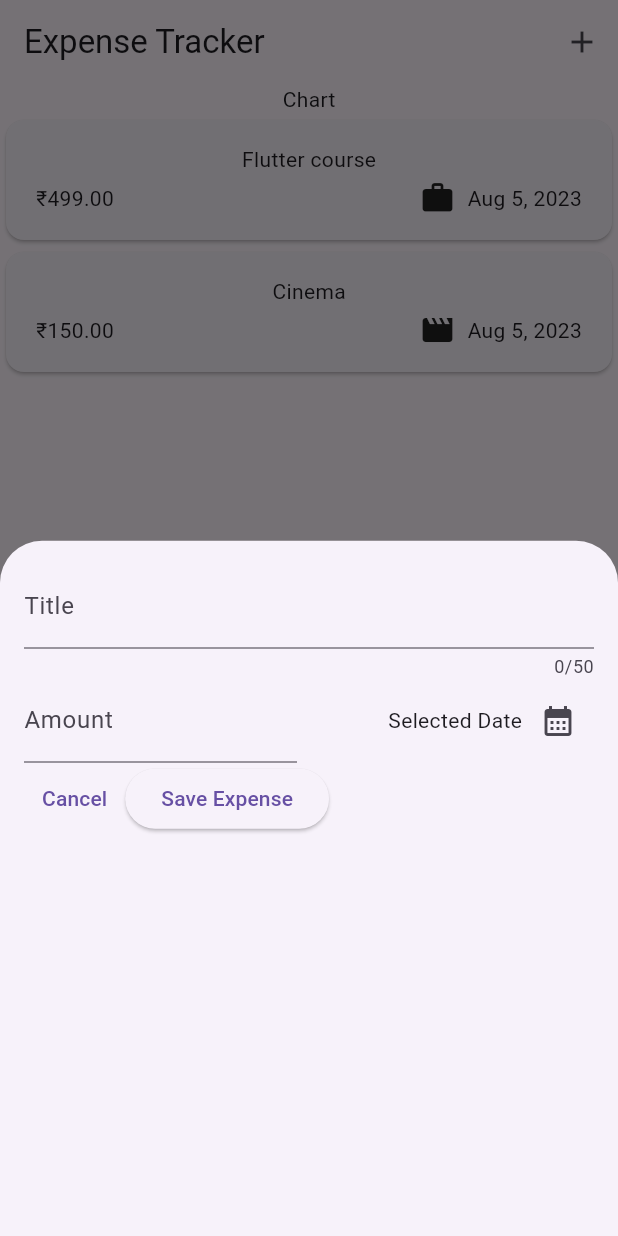
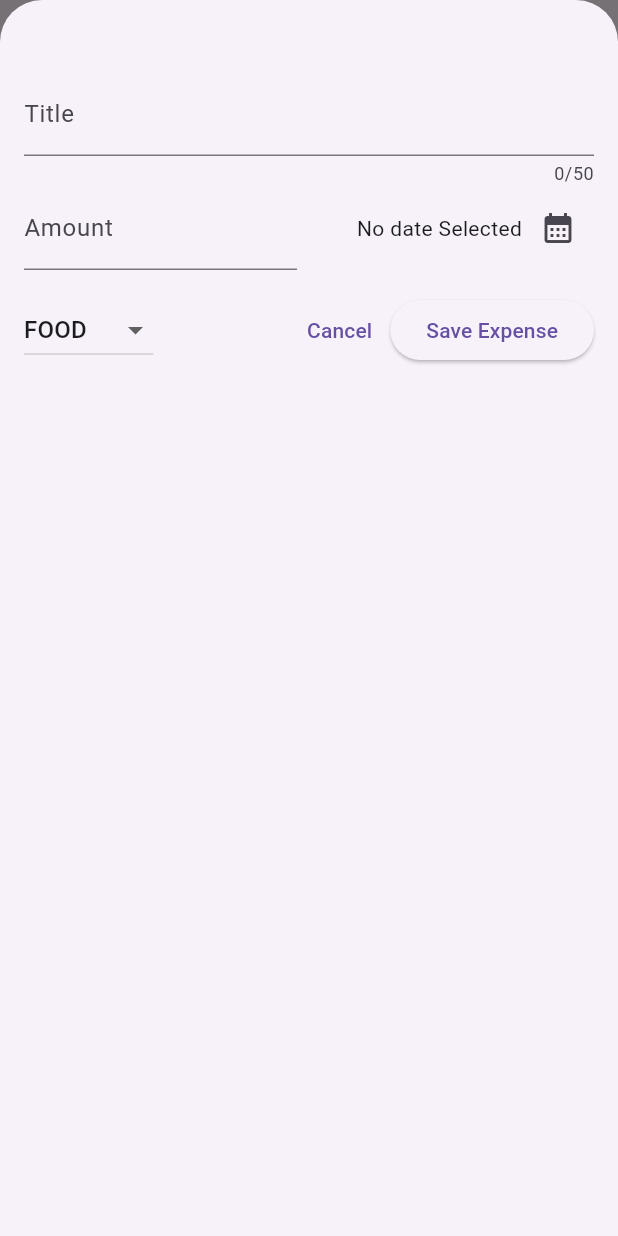
Before and after one commit to Jaydeepsinh-Devda/Flutter_Expense_Tracker, a Flutter app: the screen it shows after launch, after a tap on the "add" icon, on a phone screen of 412 x 824 dp. Run offline on Flutter 3.47's test engine with Material 2 defaults, Android fonts, the phone set to English and light mode, and no system bars.

Commit message:
updated files expense list, page, bottom sheet modal

```diff
--- a/lib/expense_list.dart
+++ b/lib/expense_list.dart
@@ -4,15 +4,21 @@ import 'package:flutter/cupertino.dart';
 import 'model/expense_model.dart';
 
 class ExpenseList extends StatelessWidget{
-  const ExpenseList({super.key, required this.expenses});
+  const ExpenseList({super.key, required this.expenses,required this.onRemoveExpense});
 
   final List<ExpenseModel> expenses;
+  final void Function(ExpenseModel expense) onRemoveExpense;
 
   @override
   Widget build(BuildContext context){
     return ListView.builder(
       itemCount: expenses.length,
-      itemBuilder: (context, index) => ExpenseCard(expenses[index]),
+      itemBuilder: (context, index) => Dismissible(
+          key: ValueKey(expenses[index]),
+          onDismissed: (direction){
+            onRemoveExpense(expenses[index]);
+          },
+          child: ExpenseCard(expenses[index])),
     );
   }
 }
--- a/lib/screens/expense_page.dart
+++ b/lib/screens/expense_page.dart
@@ -30,9 +30,22 @@ class _ExpensePageState extends State<ExpensePage> {
 
   void _openAddExpenseOverlay() {
     showModalBottomSheet(
+      isScrollControlled: true,
       context: context,
-      builder: (ctx) => const NewExpense(),
+      builder: (ctx) => NewExpense(onAddExpense: _addExpense),
     );
+  }
+
+  void _addExpense(ExpenseModel expense) {
+    setState(() {
+      _registeredExpenses.add(expense);
+    });
+  }
+
+  void _removeExpense(ExpenseModel expense){
+    setState(() {
+      _registeredExpenses.remove(expense);
+    });
   }
 
   @override
@@ -51,7 +64,7 @@ class _ExpensePageState extends State<ExpensePage> {
         children: [
           const Text("Chart"),
           Expanded(
-            child: ExpenseList(expenses: _registeredExpenses),
+            child: ExpenseList(expenses: _registeredExpenses, onRemoveExpense: _removeExpense),
           ),
         ],
       ),
--- a/lib/widgets/new_expense.dart
+++ b/lib/widgets/new_expense.dart
@@ -1,7 +1,10 @@
 import 'package:flutter/material.dart';
+import 'package:expense_tracker_app/model/expense_model.dart';
 
 class NewExpense extends StatefulWidget {
-  const NewExpense({super.key});
+  const NewExpense({super.key, required this.onAddExpense});
+
+  final void Function(ExpenseModel expense) onAddExpense;
 
   @override
   State<NewExpense> createState() => _NewExpenseState();
@@ -16,15 +19,57 @@ class _NewExpenseState extends State<NewExpense> {
 
   final _titleController = TextEditingController();
   final _amountController = TextEditingController();
+  Category _selectedCategory = Category.food;
+  DateTime? _selectedDate;
 
-  void _presentDatePicker(){
+  void _presentDatePicker() async {
     final now = DateTime.now();
-    final firstDate = DateTime(now.year-1, now.month, now.day);
-    showDatePicker(
+    final firstDate = DateTime(now.year - 1, now.month, now.day);
+    final pickedDate = await showDatePicker(
+      context: context,
+      initialDate: now,
+      firstDate: firstDate,
+      lastDate: now,
+    );
+    setState(() {
+      _selectedDate = pickedDate;
+    });
+  }
+
+  void _submitExpenseData() {
+    final enteredAmount = double.tryParse(_amountController.text);
+    final amountIsInvalid = enteredAmount == null || enteredAmount <= 0;
+
+    if (_titleController.text.trim().isEmpty ||
+        amountIsInvalid ||
+        _selectedDate == null) {
+      showDialog(
         context: context,
-        initialDate: now,
-        firstDate: firstDate,
-        lastDate: now);
+        builder: (ctx) => AlertDialog(
+          title: const Text("Invalid Input"),
+          content: const Text(
+              "Please verify Title, Amount, Date and Category has valid input"),
+          actions: [
+            TextButton(
+                onPressed: () {
+                  Navigator.pop(ctx);
+                },
+                child: const Text("OK"))
+          ],
+        ),
+      );
+      return;
+    }
+
+    widget.onAddExpense(
+      ExpenseModel(
+          title: _titleController.text,
+          amount: enteredAmount,
+          date: _selectedDate!,
+          category: _selectedCategory),
+    );
+
+    Navigator.pop(context);
   }
 
   @override
@@ -37,7 +82,7 @@ class _NewExpenseState extends State<NewExpense> {
   @override
   Widget build(BuildContext context) {
     return Padding(
-      padding: const EdgeInsets.all(16),
+      padding: const EdgeInsets.fromLTRB(16,48,16,16),
       child: Column(
         children: [
           TextField(
@@ -65,7 +110,9 @@ class _NewExpenseState extends State<NewExpense> {
                   mainAxisAlignment: MainAxisAlignment.end,
                   crossAxisAlignment: CrossAxisAlignment.center,
                   children: [
-                    const Text("Selected Date"),
+                    Text(_selectedDate == null
+                        ? "No date Selected"
+                        : formatter.format(_selectedDate!)),
                     IconButton(
                       onPressed: _presentDatePicker,
                       icon: const Icon(Icons.calendar_month),
@@ -75,8 +122,33 @@ class _NewExpenseState extends State<NewExpense> {
               )
             ],
           ),
+          const SizedBox(
+            height: 16,
+          ),
           Row(
             children: [
+              DropdownButton(
+                value: _selectedCategory,
+                items: Category.values
+                    .map(
+                      (category) => DropdownMenuItem(
+                        value: category,
+                        child: Text(
+                          category.name.toUpperCase(),
+                        ),
+                      ),
+                    )
+                    .toList(),
+                onChanged: (value) {
+                  if (value == null) {
+                    return;
+                  }
+                  setState(() {
+                    _selectedCategory = value;
+                  });
+                },
+              ),
+              const Spacer(),
               TextButton(
                 onPressed: () {
                   Navigator.pop(context);
@@ -84,10 +156,7 @@ class _NewExpenseState extends State<NewExpense> {
                 child: const Text("Cancel"),
               ),
               ElevatedButton(
-                onPressed: () {
-                  debugPrint(_titleController.text);
-                  debugPrint(_amountController.text);
-                },
+                onPressed: _submitExpenseData,
                 child: const Text("Save Expense"),
               )
             ],
```
